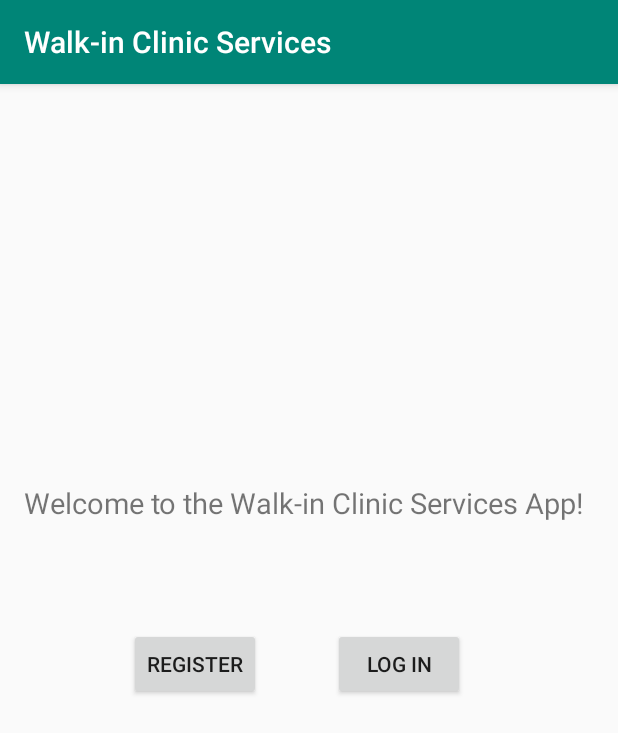
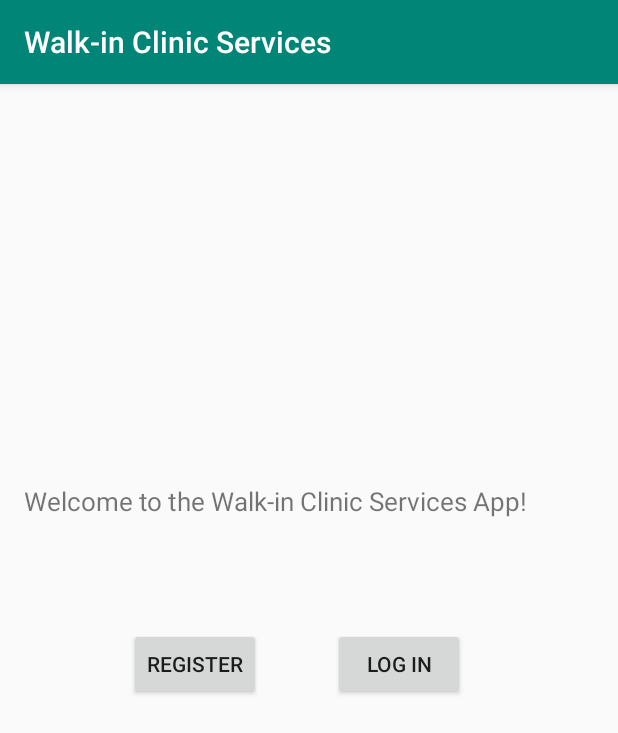
Before and after one commit to feimlyang/clinic-services-android, an Android app: the screen it shows after launch (InitActivity), on a phone screen of 412 x 824 dp. Shown: the top 733 px of the screen. Run offline under Robolectric (Android 15) with nearby library versions, the light colour scheme and no system bars.

Commit message:
Updated readme file. Added some comments.

```diff
--- a/2019_SEG2105_Project/app/src/main/java/com/example/a2019_seg2105_project/ui/clinic/login/LoginActivity.java
+++ b/2019_SEG2105_Project/app/src/main/java/com/example/a2019_seg2105_project/ui/clinic/login/LoginActivity.java
@@ -25,7 +25,9 @@ import androidx.annotation.Nullable;
 import androidx.annotation.StringRes;
 import com.example.a2019_seg2105_project.helpers.HashHelper;
 /**
- *
+ * LoginActivity is the class that inspects and responds to change on UI on login page.
+ * To inspect changes on UI, it passes UI change to LoginViewModel class, whereas the latter
+ * one inform if the information provided is valid.
  *
  * @see LoginViewModel
  */
--- a/2019_SEG2105_Project/app/src/main/java/com/example/a2019_seg2105_project/ui/clinic/register/RegisterFormState.java
+++ b/2019_SEG2105_Project/app/src/main/java/com/example/a2019_seg2105_project/ui/clinic/register/RegisterFormState.java
@@ -4,7 +4,6 @@ import androidx.annotation.Nullable;
 
 /**
  * RegisterFormState stores data validation state of the registration form.
- * It display error message if the data appears on UI is invalid.
  */
 class RegisterFormState {
     @Nullable
--- a/2019_SEG2105_Project/app/src/main/java/com/example/a2019_seg2105_project/ui/clinic/register/RegisterViewModel.java
+++ b/2019_SEG2105_Project/app/src/main/java/com/example/a2019_seg2105_project/ui/clinic/register/RegisterViewModel.java
@@ -23,7 +23,7 @@ import java.util.regex.Pattern;
  * and check if inputs are legal.
  *
  * Created : 2019/10/16 , by Android Sample Project
- * Last Modified: 2019/10/17
+ * Last Modified: 2019/10/20
  */
 public class RegisterViewModel extends ViewModel
 {
@@ -84,7 +84,7 @@ public class RegisterViewModel extends ViewModel
         }
         // Check if password input is valid
         // Case 1: Invalid Length
-        // Case 2: Invalid password verficiation
+        // Case 2: Invalid password verification
         else if (!isPasswordWithinRange(password)) {
             registerFormState.setValue (new RegisterFormState(null, R.string.invalid_passwordLength,null,null,null,null));
         }
--- a/2019_SEG2105_Project/app/src/main/res/layout/init_interface.xml
+++ b/2019_SEG2105_Project/app/src/main/res/layout/init_interface.xml
@@ -17,7 +17,7 @@
         android:layout_height="match_parent"
         android:layout_marginTop="250dp"
         android:text="@string/welcome"
-        android:textSize="19sp"
+        android:textSize="17sp"
         android:visibility="visible"
         app:layout_constraintStart_toStartOf="parent"
         app:layout_constraintTop_toBottomOf="parent" />
```
Also changed, not shown: 2019_SEG2105_Project/app/src/main/java/com/example/a2019_seg2105_project/ui/clinic/register/RegisterActivity.java (+3 -4 lines), 1 other file.
